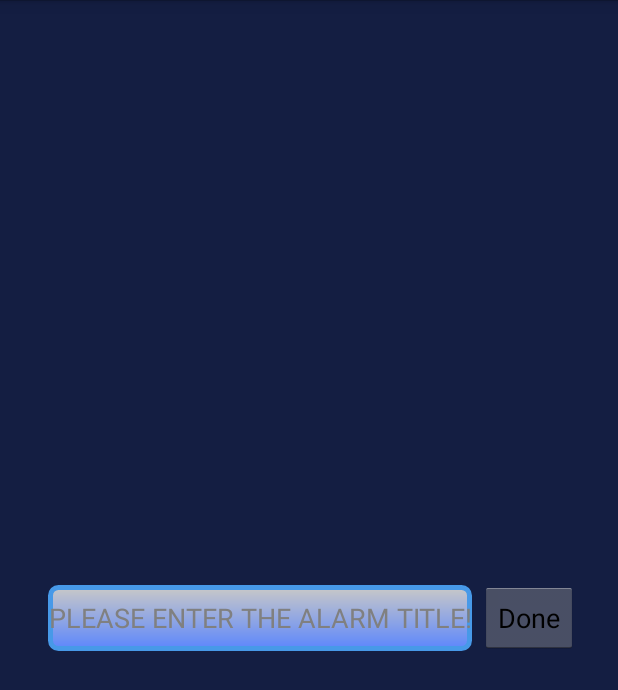
After one commit to AdminDev826/Android_wakup_alarm, an Android app: the fragment AlarmTitleInputFragment shown on its own in the app's theme, on a phone screen of 412 x 824 dp. The commit adds this screen. Shown: the top 690 px of the screen. Run offline under Robolectric (Android 15) with nearby library versions, the phone set to English and light mode, and no system bars.

Commit message:
alarm edit UI complete

```diff
--- a/app/src/main/AndroidManifest.xml
+++ b/app/src/main/AndroidManifest.xml
@@ -27,8 +27,6 @@
 		<activity android:name=".OptionsActivity" />
 
 		<receiver android:name=".NotificationPublisher"></receiver>
-
-		<receiver android:name=".AlarmManagerBroadcastReceiver" />
 	</application>
 
 </manifest>
--- /dev/null
+++ b/app/src/main/java/app/tabsample/AlarmTitleInputFragment.java
@@ -0,0 +1,46 @@
+package app.tabsample;
+
+import android.app.Fragment;
+import android.app.FragmentManager;
+import android.app.FragmentTransaction;
+import android.os.Bundle;
+import android.support.annotation.Nullable;
+import android.text.InputType;
+import android.view.LayoutInflater;
+import android.view.View;
+import android.view.ViewGroup;
+import android.view.inputmethod.InputMethodManager;
+import android.widget.Button;
+import android.widget.TextView;
+
+import alarmModels.AlarmSetting;
+
+/**
+ * Created by Alex on 6/14/2016.
+ */
+public class AlarmTitleInputFragment extends Fragment {
+
+    @Nullable
+    @Override
+    public View onCreateView(LayoutInflater inflater, ViewGroup container, Bundle savedInstanceState) {
+        final View view = inflater.inflate(R.layout.alarm_title_input,container,false);
+
+        final TextView txtTitle = (TextView)view.findViewById(R.id.text_alarm_title);
+        Button btnTitle = (Button)view.findViewById(R.id.btnTitle);
+        btnTitle.setOnClickListener(new View.OnClickListener() {
+            @Override
+            public void onClick(View v) {
+                AlarmSetting.strAlarmName = txtTitle.getText().toString();
+                InputMethodManager imm = (InputMethodManager)getActivity().getSystemService(view.getContext().INPUT_METHOD_SERVICE);
+                imm.hideSoftInputFromWindow(getActivity().getWindow().getDecorView().getWindowToken(), 0);
+
+                Fragment frag = new AlarmEditFragment();
+                FragmentManager fm = getFragmentManager();
+                FragmentTransaction fragmentTransaction = fm.beginTransaction();
+                fragmentTransaction.replace(R.id.alarm_fragment, frag);
+                fragmentTransaction.commit();
+            }
+        });
+        return view;
+    }
+}
--- a/app/src/main/java/app/tabsample/NotificationPublisher.java
+++ b/app/src/main/java/app/tabsample/NotificationPublisher.java
@@ -56,7 +56,7 @@ public class NotificationPublisher extends BroadcastReceiver {
     public void SetAlarm(Context context)
     {
         AlarmManager am=(AlarmManager)context.getSystemService(Context.ALARM_SERVICE);
-        Intent intent = new Intent(context, AlarmManagerBroadcastReceiver.class);
+        Intent intent = new Intent(context, NotificationPublisher.class);
         intent.putExtra(ONE_TIME, Boolean.FALSE);
         PendingIntent pi = PendingIntent.getBroadcast(context, 0, intent, 0);
         //After after 5 seconds
@@ -65,7 +65,7 @@ public class NotificationPublisher extends BroadcastReceiver {
 
     public void CancelAlarm(Context context)
     {
-        Intent intent = new Intent(context, AlarmManagerBroadcastReceiver.class);
+        Intent intent = new Intent(context, NotificationPublisher.class);
         PendingIntent sender = PendingIntent.getBroadcast(context, 0, intent, 0);
         AlarmManager alarmManager = (AlarmManager) context.getSystemService(Context.ALARM_SERVICE);
         alarmManager.cancel(sender);
@@ -73,7 +73,7 @@ public class NotificationPublisher extends BroadcastReceiver {
 
     public void setOnetimeTimer(Context context){
         AlarmManager am=(AlarmManager)context.getSystemService(Context.ALARM_SERVICE);
-        Intent intent = new Intent(context, AlarmManagerBroadcastReceiver.class);
+        Intent intent = new Intent(context, NotificationPublisher.class);
         intent.putExtra(ONE_TIME, Boolean.TRUE);
         PendingIntent pi = PendingIntent.getBroadcast(context, 0, intent, 0);
         am.set(AlarmManager.RTC_WAKEUP, System.currentTimeMillis(), pi);
--- /dev/null
+++ b/app/src/main/res/drawable/edit_text_style.xml
@@ -0,0 +1,14 @@
+<?xml version="1.0" encoding="utf-8" ?>
+
+<shape xmlns:android="http://schemas.android.com/apk/res/android"
+    android:thickness="0dp"
+    android:shape="rectangle">
+    <stroke android:width="3dp"
+        android:color="#4799E8"/>
+    <corners android:radius="5dp" />
+    <gradient
+        android:startColor="#C8C8C8"
+        android:endColor="#FF5D87FC"
+        android:type="linear"
+        android:angle="270"/>
+</shape>
--- /dev/null
+++ b/app/src/main/res/layout/alarm_title_input.xml
@@ -0,0 +1,31 @@
+<?xml version="1.0" encoding="utf-8"?>
+<LinearLayout xmlns:android="http://schemas.android.com/apk/res/android"
+    android:orientation="horizontal" android:layout_width="match_parent"
+    android:layout_height="match_parent"
+    android:gravity="center_vertical|center_horizontal"
+    android:weightSum="1"
+    android:background="@color/nonactivecolor">
+
+
+    <EditText
+        android:layout_width="wrap_content"
+        android:layout_height="44dp"
+        android:id="@+id/text_alarm_title"
+        android:focusable="true"
+        android:enabled="true"
+        android:textColor="#ffffff"
+        android:hint="PLEASE ENTER THE ALARM TITLE!"
+        android:background="@drawable/edit_text_style"
+        android:layout_marginLeft="5dp"
+        android:layout_marginRight="5dp"
+        android:gravity="center_vertical|center_horizontal" />
+
+    <Button
+        android:layout_width="wrap_content"
+        android:layout_height="wrap_content"
+        android:text="Done"
+        android:id="@+id/btnTitle"
+        android:enabled="true"
+        android:clickable="true" />
+
+</LinearLayout>
```
Also changed, not shown: app/src/main/java/alarmModels/AlarmItem.java (+6 -64 lines), app/src/main/java/alarmModels/AlarmSetting.java (+125 -0 lines), app/src/main/java/app/tabsample/AlarmEditFragment.java (+14 -4 lines), app/src/main/java/app/tabsample/AlarmListFragment.java (+3 -106 lines), app/src/main/java/app/tabsample/AlarmMainActivity.java (+28 -62 lines), app/src/main/java/app/tabsample/AlarmManagerBroadcastReceiver.java (deleted, +0 -69 lines), app/src/main/res/layout/alarm_edit_fragment.xml (+5 -6 lines), 292 other files.
